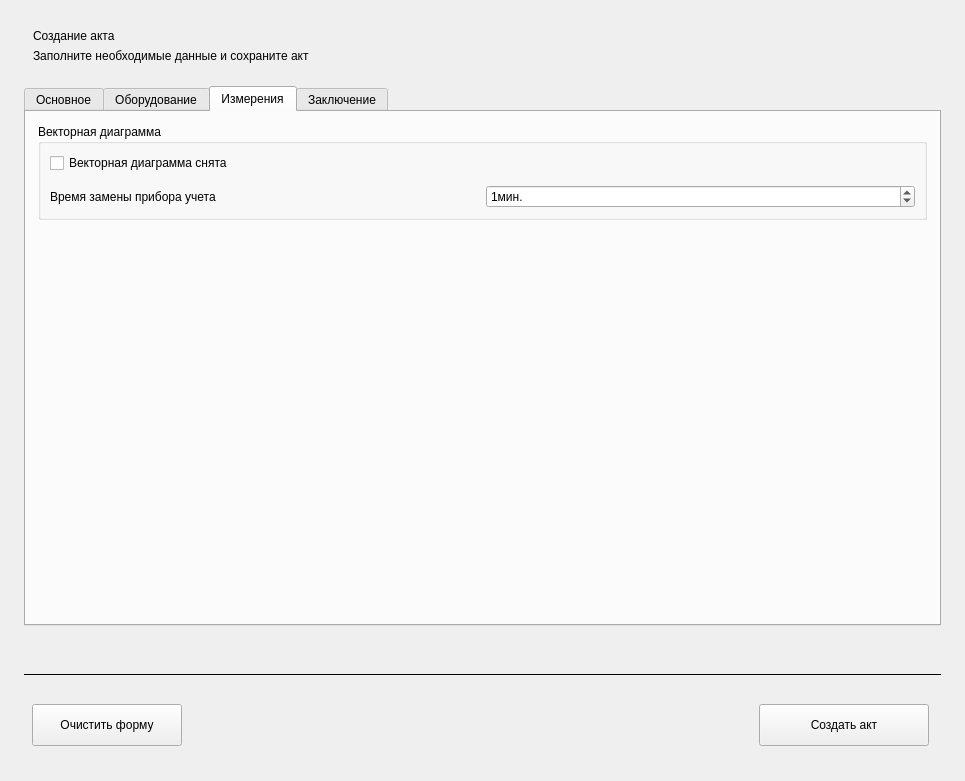
First picture: the form in ui/createactwidget.ui, repository nikola240698/MeteringActs, before the edit.
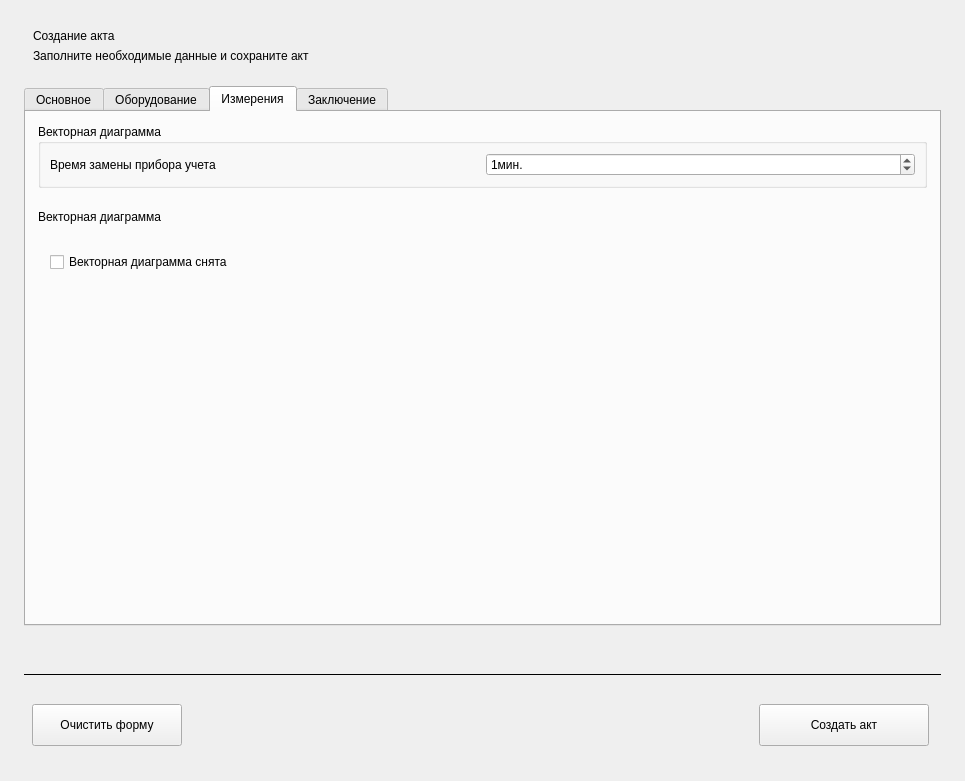
Second picture: the form after the edit. The open tabs and pages were chosen to show the change.

Diff of the .ui file:
```diff
--- a/ui/createactwidget.ui
+++ b/ui/createactwidget.ui
@@ -1224,31 +1224,6 @@
           <string>Векторная диаграмма</string>
          </property>
          <layout class="QVBoxLayout" name="verticalLayout_10">
-          <item>
-           <widget class="QCheckBox" name="hasVectorDiagramCheckBox">
-            <property name="text">
-             <string>Векторная диаграмма снята</string>
-            </property>
-           </widget>
-          </item>
-          <item>
-           <widget class="QWidget" name="vectorDiagramContainerWidget" native="true">
-            <layout class="QVBoxLayout" name="verticalLayout_12">
-             <property name="leftMargin">
-              <number>0</number>
-             </property>
-             <property name="topMargin">
-              <number>0</number>
-             </property>
-             <property name="rightMargin">
-              <number>0</number>
-             </property>
-             <property name="bottomMargin">
-              <number>0</number>
-             </property>
-            </layout>
-           </widget>
-          </item>
           <item>
            <widget class="QWidget" name="replacementDurationWidget" native="true">
             <layout class="QHBoxLayout" name="horizontalLayout_5">
@@ -1290,6 +1265,122 @@
          </layout>
         </widget>
        </item>
+       <item>
+        <widget class="QFrame" name="vectorDiagramCard">
+         <property name="minimumSize">
+          <size>
+           <width>0</width>
+           <height>0</height>
+          </size>
+         </property>
+         <property name="frameShape">
+          <enum>QFrame::Shape::NoFrame</enum>
+         </property>
+         <property name="frameShadow">
+          <enum>QFrame::Shadow::Raised</enum>
+         </property>
+         <property name="card" stdset="0">
+          <bool>true</bool>
+         </property>
+         <layout class="QVBoxLayout" name="vectorDiagramCardLayout">
+          <property name="leftMargin">
+           <number>0</number>
+          </property>
+          <property name="topMargin">
+           <number>0</number>
+          </property>
+          <property name="rightMargin">
+           <number>0</number>
+          </property>
+          <property name="bottomMargin">
+           <number>0</number>
+          </property>
+          <item>
+           <widget class="QLabel" name="vectorDiagramCardTitle">
+            <property name="minimumSize">
+             <size>
+              <width>0</width>
+              <height>42</height>
+             </size>
+            </property>
+            <property name="maximumSize">
+             <size>
+              <width>16777215</width>
+              <height>42</height>
+             </size>
+            </property>
+            <property name="text">
+             <string>Векторная диаграмма</string>
+            </property>
+            <property name="cardTitle" stdset="0">
+             <bool>true</bool>
+            </property>
+           </widget>
+          </item>
+          <item>
+           <widget class="QWidget" name="vectorDiagramCardBody" native="true">
+            <property name="minimumSize">
+             <size>
+              <width>0</width>
+              <height>50</height>
+             </size>
+            </property>
+            <property name="cardBody" stdset="0">
+             <bool>true</bool>
+            </property>
+            <layout class="QVBoxLayout" name="vectorDiagramCardBodyLayout">
+             <property name="spacing">
+              <number>8</number>
+             </property>
+             <property name="leftMargin">
+              <number>12</number>
+             </property>
+             <property name="topMargin">
+              <number>8</number>
+             </property>
+             <property name="rightMargin">
+              <number>12</number>
+             </property>
+             <property name="bottomMargin">
+              <number>10</number>
+             </property>
+             <item>
+              <widget class="QCheckBox" name="hasVectorDiagramCheckBox">
+               <property name="text">
+                <string>Векторная диаграмма снята</string>
+               </property>
+              </widget>
+             </item>
+             <item>
+              <widget class="QWidget" name="vectorDiagramContainerWidget" native="true">
+               <property name="minimumSize">
+                <size>
+                 <width>0</width>
+                 <height>0</height>
+                </size>
+               </property>
+               <layout class="QVBoxLayout" name="verticalLayout_12">
+                <property name="leftMargin">
+                 <number>0</number>
+                </property>
+                <property name="topMargin">
+                 <number>0</number>
+                </property>
+                <property name="rightMargin">
+                 <number>0</number>
+                </property>
+                <property name="bottomMargin">
+                 <number>0</number>
+                </property>
+               </layout>
+              </widget>
+             </item>
+            </layout>
+           </widget>
+          </item>
+         </layout>
+        </widget>
+       </item>
        <item>
         <spacer name="verticalSpacer_3">
          <property name="orientation">
```
Left out of the diff: 65 changed lines with no effect on the pictures.
